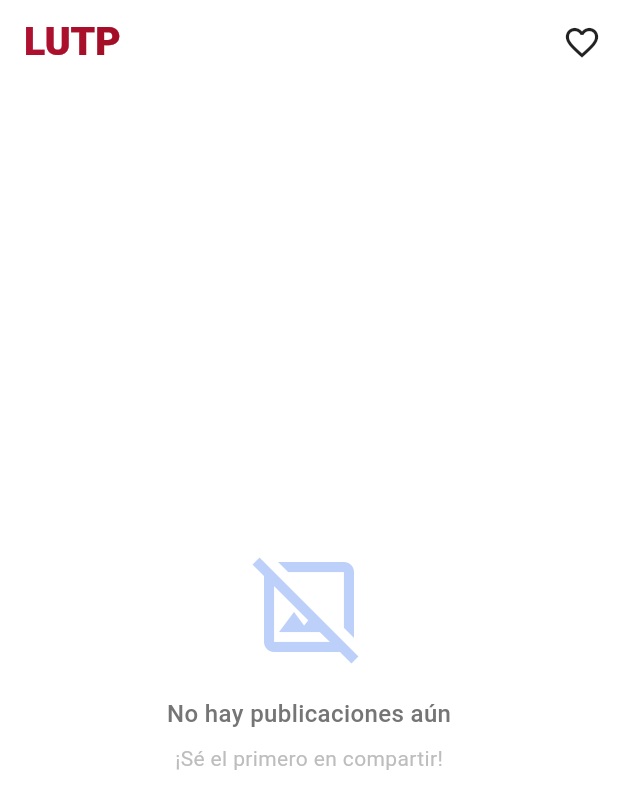
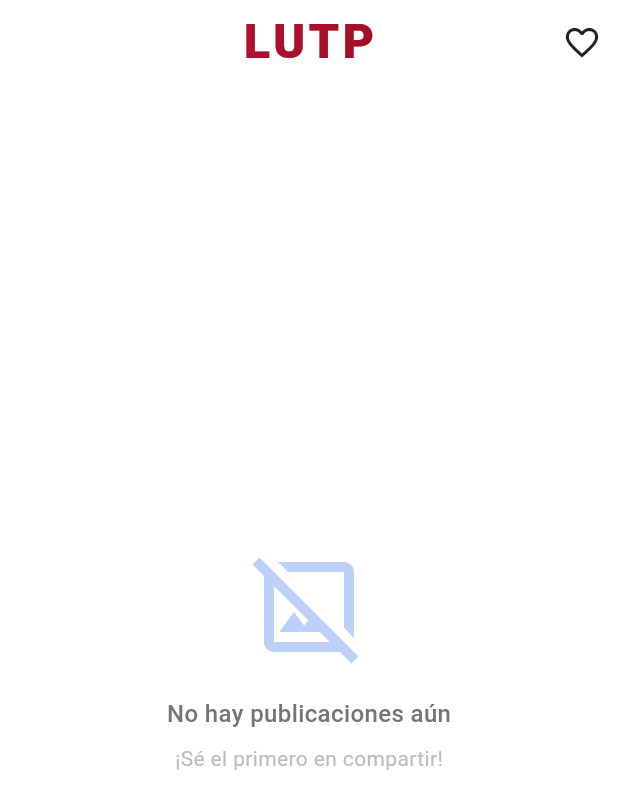
Before and after one commit to valentino0331/ComuUTP, a Flutter app: the HomeScreen screen opened directly, on a phone screen of 412 x 824 dp. Shown: the top 809 px of the screen. Run offline on Flutter 3.47's test engine with Material 3 defaults, Android fonts, the phone set to English and light mode, and no system bars; our stand-ins replace firebase_auth, firebase_core, flutter_secure_storage, image_picker, phosphor_flutter; accounts and stored records are empty; network calls fail; Roboto replaces fonts that are missing (Montserrat).

Commit message:
Style: Remove text from login, keep only icon + Center LUTP title in home

```diff
--- a/utp_comunidades_app/lib/screens/home_screen.dart
+++ b/utp_comunidades_app/lib/screens/home_screen.dart
@@ -61,13 +61,14 @@ class _HomeScreenState extends State<HomeScreen> {
           'LUTP',
           style: TextStyle(
             fontFamily: 'Montserrat',
-            fontSize: 26,
+            fontSize: 32,
             fontWeight: FontWeight.w900,
+            letterSpacing: 2.5,
             color: Colors.white,
           ),
         ),
       ),
-      centerTitle: false,
+      centerTitle: true,
       actions: [
         IconButton(
           icon: const Icon(Icons.favorite_border,
```
Also changed, not shown: utp_comunidades_app/lib/screens/login_screen.dart (+4 -18 lines).
